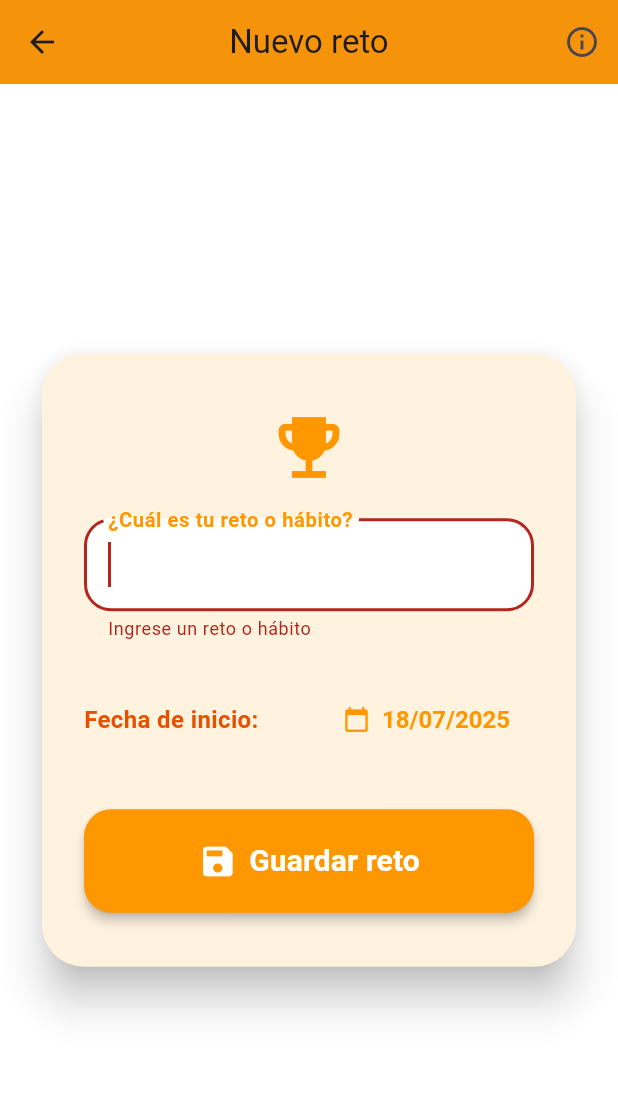
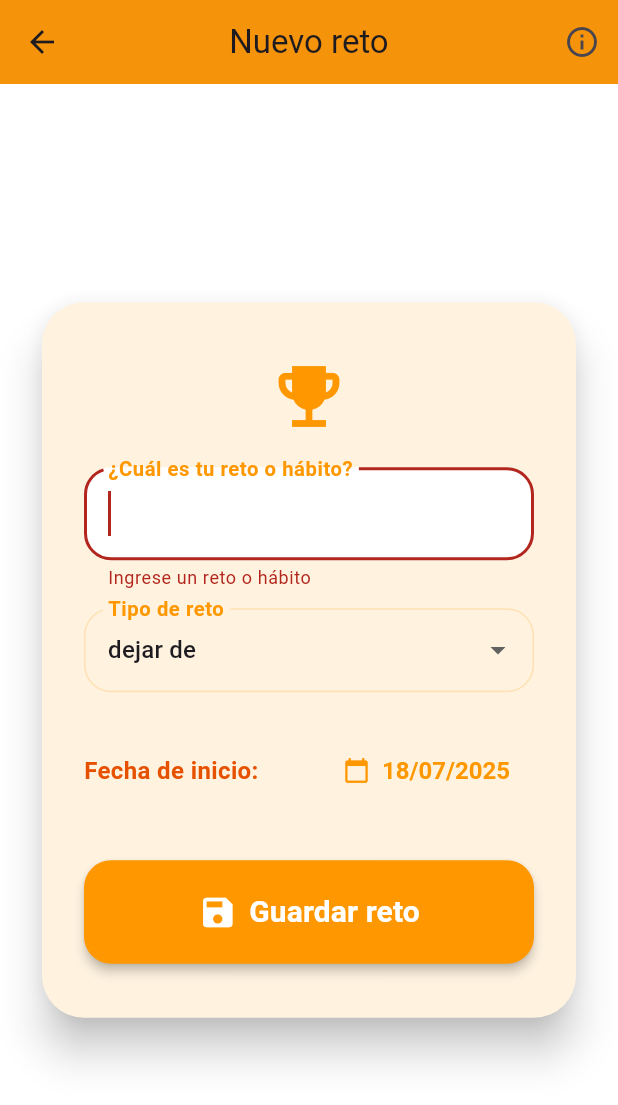
Before and after one commit to Carfer0410/-cuanto-falta-, a Flutter app: the AddCounterPage screen opened directly, after a tap on "Guardar reto", on a phone screen of 412 x 824 dp. Shown: the top 1105 px of the screen. Run offline on Flutter 3.47's test engine with Material 3 defaults, Android fonts, the phone set to English and light mode, and no system bars; our stand-ins replace shared_preferences, sqflite; accounts and stored records are empty.

Commit message:
puliendo detalles pantalla principal #11

```diff
--- a/lib/add_counter_page.dart
+++ b/lib/add_counter_page.dart
@@ -14,6 +14,12 @@ class _AddCounterPageState extends State<AddCounterPage> {
   final _formKey = GlobalKey<FormState>();
   final TextEditingController _titleController = TextEditingController();
   DateTime _selectedDate = DateTime.now();
+  String _selectedType = 'dejar de'; // Default value
+
+  final List<String> _types = [
+    'dejar de',
+    'empezar a',
+  ]; // Options for the dropdown
 
   Future<void> _pickDate() async {
     final picked = await showDatePicker(
@@ -38,7 +44,8 @@ class _AddCounterPageState extends State<AddCounterPage> {
       list = jsonDecode(jsonString);
     }
     final newCounter = Counter(
-      title: _titleController.text,
+      title:
+          '$_selectedType ${_titleController.text}', // Combine the selected type with the title
       startDate: _selectedDate,
     );
     list.add(newCounter.toJson());
@@ -168,6 +175,49 @@ class _AddCounterPageState extends State<AddCounterPage> {
                           textInputAction: TextInputAction.done,
                           autofocus: true,
                         ),
+                        const SizedBox(height: 12),
+                        DropdownButtonFormField<String>(
+                          value: _selectedType,
+                          decoration: InputDecoration(
+                            labelText: 'Tipo de reto',
+                            labelStyle: const TextStyle(
+                              fontWeight: FontWeight.bold,
+                              color: Colors.orange,
+                              fontSize: 18,
+                            ),
+                            border: OutlineInputBorder(
+                              borderRadius: BorderRadius.circular(18),
+                              borderSide: BorderSide(color: Colors.orange),
+                            ),
+                            enabledBorder: OutlineInputBorder(
+                              borderRadius: BorderRadius.circular(18),
+                              borderSide: BorderSide(
+                                color: Colors.orange.shade100,
+                              ),
+                            ),
+                            focusedBorder: OutlineInputBorder(
+                              borderRadius: BorderRadius.circular(18),
+                              borderSide: BorderSide(
+                                color: Colors.orange,
+                                width: 2,
+                              ),
+                            ),
+                          ),
+                          items:
+                              _types
+                                  .map(
+                                    (type) => DropdownMenuItem(
+                                      value: type,
+                                      child: Text(type),
+                                    ),
+                                  )
+                                  .toList(),
+                          onChanged: (value) {
+                            setState(() {
+                              _selectedType = value!;
+                            });
+                          },
+                        ),
                         const SizedBox(height: 28),
                         Row(
                           children: [
--- a/lib/counters_page.dart
+++ b/lib/counters_page.dart
@@ -231,7 +231,7 @@ class _CountersPageState extends State<CountersPage> {
                                       Text(
                                         counter.isNegativeHabit
                                             ? 'sin ${counter.title.toLowerCase().replaceFirst(RegExp(r'^dejar de '), '')}'
-                                            : 'con ${counter.title.toLowerCase()}',
+                                            : 'con ${counter.title.toLowerCase().replaceFirst(RegExp(r'^empezar a '), '')}',
                                         style: TextStyle(
                                           fontSize: 26,
                                           color: Colors.orange[900],
```
